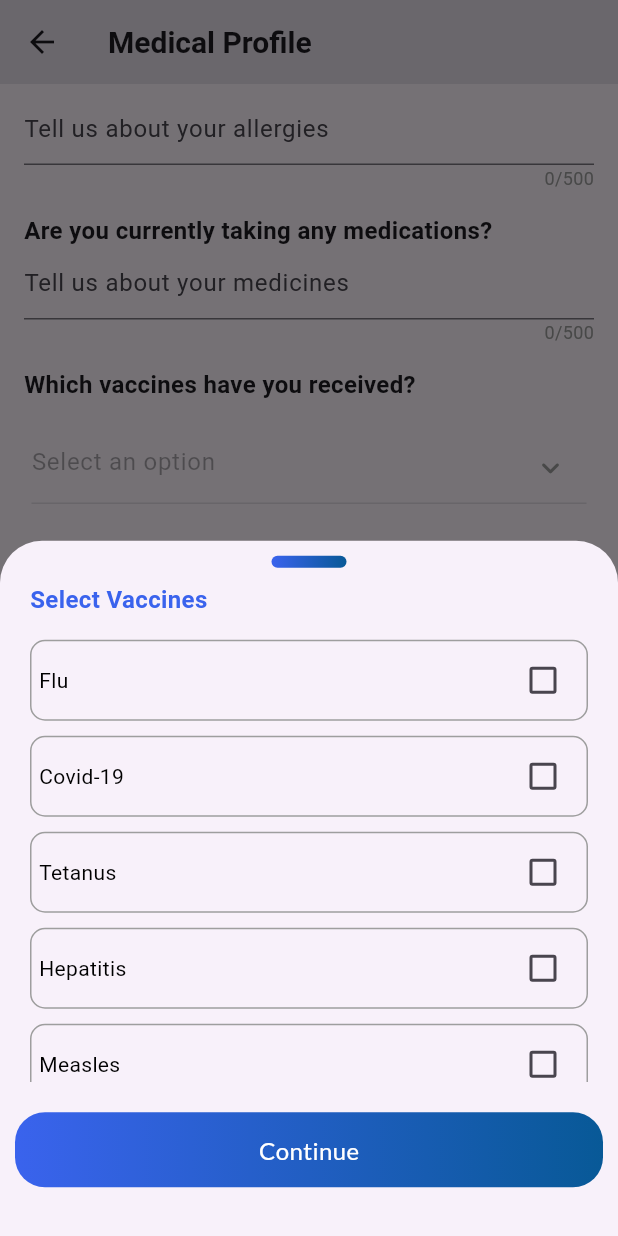
After one commit to ajinkya-esds/Aayushman_bhaarat, a Flutter app: the MedicalProfile screen opened directly, scrolled down 222 dp, after a tap on "Select an option", on a phone screen of 412 x 824 dp. The commit adds this screen. Run offline on Flutter 3.47's test engine with Material 3 defaults, Android fonts, the phone set to English and light mode, and no system bars; our stand-ins replace flutter_keyboard_visibility, flutter_svg, google_fonts.

Commit message:
bhashini result screen and medical profile screen

```diff
--- a/lib/home_screen/home_screen.dart
+++ b/lib/home_screen/home_screen.dart
@@ -1,3 +1,4 @@
+import 'package:aayushman_bhaarat/medical_profile/medical_profile.dart';
 import 'package:aayushman_bhaarat/utils/color_scheme.dart';
 import 'package:flutter/material.dart';
 import 'package:google_fonts/google_fonts.dart';
@@ -369,6 +370,8 @@ class _HomeScreenState extends State<HomeScreen> {
             onTap: () {
               if (index == 3) {
                 Navigator.push(context, MaterialPageRoute(builder: (ctx) => const LifestyleQuestion()));
+              }if (index == 1){
+                Navigator.push(context, MaterialPageRoute(builder: (ctx) => const MedicalProfile()));
               }
             },
             child: Container(
--- /dev/null
+++ b/lib/medical_profile/medical_profile.dart
@@ -0,0 +1,241 @@
+import 'package:flutter/cupertino.dart';
+import 'package:flutter/material.dart';
+import 'package:google_fonts/google_fonts.dart';
+
+class MedicalProfile extends StatefulWidget {
+  const MedicalProfile({super.key});
+
+  @override
+  State<MedicalProfile> createState() => _MedicalProfileState();
+}
+
+class _MedicalProfileState extends State<MedicalProfile> {
+  String? selectedVaccine; // Stores the selected vaccine option
+  bool hadSurgery = false; // Tracks whether the user had surgery
+  bool hadHospitalVisit = false; // Tracks whether the user had a hospital visit
+
+  @override
+  Widget build(BuildContext context) {
+    return Scaffold(
+      appBar: AppBar(
+        title: Text("Medical Profile", style: TextStyle(fontSize: 20, fontWeight: FontWeight.bold)),
+        leading: IconButton(
+          icon: Icon(Icons.arrow_back),
+          onPressed: () => Navigator.pop(context), // Navigate back when pressed
+        ),
+      ),
+      body: Padding(
+        padding: const EdgeInsets.all(16.0),
+        child: SingleChildScrollView(
+          child: Column(
+            crossAxisAlignment: CrossAxisAlignment.start,
+            children: [
+              // Different sections of the medical profile
+              buildQuestion("Do you have any current health conditions?", "Tell us about your current health"),
+              buildQuestion("Have you had any surgeries or operations?", "Please provide details",
+                  isRadio: true,
+                  value: hadSurgery,
+                  onChanged: (val) => setState(() => hadSurgery = val)),
+              buildQuestion("Do you have any allergies?", "Tell us about your allergies"),
+              buildQuestion("Are you currently taking any medications?", "Tell us about your medicines"),
+              buildDropdownQuestion("Which vaccines have you received?", ["Flu", "Covid-19","Tetanus", "Hepatitis","Measles","Other"],
+                  selectedVaccine, (val) => setState(() => selectedVaccine = val)),
+              buildQuestion("Have you had any recent hospital visits?", "Please provide details",
+                  isRadio: true,
+                  value: hadHospitalVisit,
+                  onChanged: (val) => setState(() => hadHospitalVisit = val)),
+              buildQuestion("What is your blood pressure?", ""),
+              buildQuestion("What is your blood sugar level?", ""),
+              SizedBox(height: 20),
+              Container(
+                height: 50,
+                width: double.infinity,
+                child: OutlinedButton(
+                  onPressed: () {},
+                  child: Text("Clear", style: TextStyle(color: Color(0xff3A63ED), fontSize: 16)),
+                  style: OutlinedButton.styleFrom(
+                    side: BorderSide(color: Color(0xff3A63ED)),
+                    shape: RoundedRectangleBorder(borderRadius: BorderRadius.circular(15)),
+                  ),
+                ),
+              ),
+              SizedBox(height: 10),
+              Container(
+                margin: const EdgeInsets.symmetric(horizontal: 0.0, vertical: 10),
+                decoration: BoxDecoration(
+                    gradient: const LinearGradient(colors: [Color(0xff3A63ED), Color(0xff085997)], begin: Alignment.centerLeft, end: Alignment.centerRight),
+                    borderRadius: BorderRadius.circular(20),
+                    color: const Color(0xff11842E)),
+                width: double.infinity,
+                height: 50,
+                alignment: Alignment.center,
+                child: Text('Save',
+                    style: GoogleFonts.lato(
+                      textStyle: const TextStyle(color: Colors.white, fontSize: 16, fontWeight: FontWeight.w400),
+                    )),
+              )
+            ],
+          ),
+        ),
+      ),
+    );
+  }
+
+  // Function to build a question field with optional radio buttons
+  Widget buildQuestion(String question, String hint, {bool isRadio = false, bool? value, Function(bool)? onChanged}) {
+    TextEditingController _controller = TextEditingController();
+    return Column(
+      crossAxisAlignment: CrossAxisAlignment.start,
+      children: [
+        Text(question, style: TextStyle(fontWeight: FontWeight.bold, fontSize: 16)),
+        if (isRadio && value != null && onChanged != null)
+          Row(
+            children: [
+              Radio(value: true, groupValue: value, activeColor:Color(0xff3A63ED), onChanged: (val) => onChanged(true)),
+              Text("Yes"),
+              SizedBox(width: 10),
+              Radio(value: false, groupValue: value,activeColor:Color(0xff3A63ED), onChanged: (val) => onChanged(false)),
+              Text("No"),
+            ],
+          ),
+        if (!isRadio)
+          Column(
+            crossAxisAlignment: CrossAxisAlignment.end,
+            children: [
+              TextField(
+                controller: _controller,
+                maxLength: 500, // Character limit
+                decoration: InputDecoration(
+                  hintText: hint,
+                  border: UnderlineInputBorder(),
+                  counterText: "", // Hide default counter
+                ),
+                onChanged: (text) {
+                  setState(() {});
+                },
+              ),
+              Text("${_controller.text.length}/500", style: TextStyle(fontSize: 12, color: Colors.grey)),
+            ],
+          ),
+        SizedBox(height: 15),
+      ],
+    );
+  }
+
+  // Function to build a dropdown that opens a bottom sheet
+  Widget buildDropdownQuestion(String question, List<String> options, String? selectedValue, Function(String) onSelect) {
+    return Column(
+      crossAxisAlignment: CrossAxisAlignment.start,
+      children: [
+        Text(question, style: TextStyle(fontWeight: FontWeight.bold, fontSize: 16)),
+        SizedBox(height: 5),
+        GestureDetector(
+          onTap: () => _showBottomSheet(options, onSelect),
+          child: Container(
+            padding: EdgeInsets.symmetric(horizontal: 5, vertical: 15),
+           /* decoration: BoxDecoration(
+              border: Border.all(color: Colors.grey),
+              borderRadius: BorderRadius.circular(8),
+            ),*/
+
+            child: TextField(enabled: false,
+              decoration: InputDecoration(
+                hintText: "Select an option",
+                border: UnderlineInputBorder(),
+                suffixIcon:  Icon(Icons.keyboard_arrow_down_rounded, color: Colors.grey),
+              ),
+            ),
+          ),
+        ),
+        SizedBox(height: 15),
+      ],
+    );
+  }
+
+
+  Map<String, bool> selectedOptions = {};
+
+  // Function to display a bottom sheet for selecting options
+  void _showBottomSheet(List<String> options, Function(String) onSelect) {
+    showModalBottomSheet(
+      context: context,
+      builder: (context) {
+      return StatefulBuilder(
+        builder: (context, setModalState) {
+          return Padding(
+          padding: const EdgeInsets.all(10.0),
+          child: Column(
+            crossAxisAlignment: CrossAxisAlignment.start,
+            children: [
+              Align(
+                alignment: Alignment.center,
+                child: Container(
+                  decoration: BoxDecoration(
+                      gradient: const LinearGradient(colors: [Color(0xff3A63ED), Color(0xff085997)], begin: Alignment.centerLeft, end: Alignment.centerRight),
+                      borderRadius: BorderRadius.circular(20),
+                      color: const Color(0xff11842E)),
+                  width: 50,
+                  height: 8,
+                  alignment: Alignment.center,
+
+                ),
+              ),
+              const Padding(
+                padding: EdgeInsets.only(left: 10.0,top: 10),
+                child: Text("Select Vaccines",style: TextStyle(color:Color(0xff3A63ED),fontSize: 16,fontWeight: FontWeight.bold ),),
+              ),
+              Container(
+                height: 320,
+                padding: EdgeInsets.all(10),
+                child: SingleChildScrollView(
+                  child: Column(
+                    mainAxisSize: MainAxisSize.min,
+                    children: options.map((option) => Container(
+                      padding: EdgeInsets.symmetric(vertical: 2,horizontal: 5,),
+                      margin: EdgeInsets.symmetric(vertical: 5),
+                      width: MediaQuery.of(context).size.width,
+                      decoration: BoxDecoration(
+                        color: selectedOptions[option] == true ? Color(0x1a4a73ff) : Colors.transparent,
+                        borderRadius: BorderRadius.circular(10),
+                        border: Border.all(
+                          color: Colors.grey, // Change color based on selection
+                        ),
+                      ),
+                      child: Row(
+                        mainAxisAlignment: MainAxisAlignment.spaceBetween,
+                        children: [
+                          Text(option,style: TextStyle(color:selectedOptions[option] == true ?Color(0xff3A63ED) : Colors.black,fontSize: 14),),
+                          Checkbox(value:selectedOptions[option]?? false, onChanged: (bool? value) {
+                            setModalState(() {
+                              selectedOptions[option] = value ?? false;
+                            });
+
+                          } ,checkColor: Colors.white,activeColor:Color(0xff3A63ED) ,)
+                        ],
+                      ),
+                    )).toList(),
+                  ),
+                ),
+              ),
+              Container(
+                margin: const EdgeInsets.symmetric(horizontal: 0.0, vertical: 10),
+                decoration: BoxDecoration(
+                    gradient: const LinearGradient(colors: [Color(0xff3A63ED), Color(0xff085997)], begin: Alignment.centerLeft, end: Alignment.centerRight),
+                    borderRadius: BorderRadius.circular(20),
+                    color: const Color(0xff11842E)),
+                width: double.infinity,
+                height: 50,
+                alignment: Alignment.center,
+                child: Text('Continue',
+                    style: GoogleFonts.lato(
+                      textStyle: const TextStyle(color: Colors.white, fontSize: 16, fontWeight: FontWeight.w400),
+                    )),
+              )
+            ],
+          ),
+        );
+      },);
+      }
+    );
+  }
+}
```
Also changed, not shown: lib/bhashini/bhashini_listen.dart (+7 -1 lines), lib/bhashini/bhashini_result.dart (added, +206 -0 lines).
